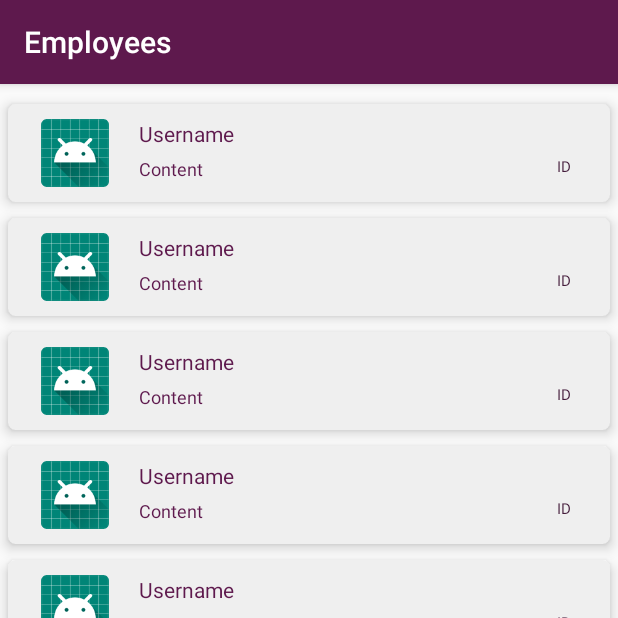
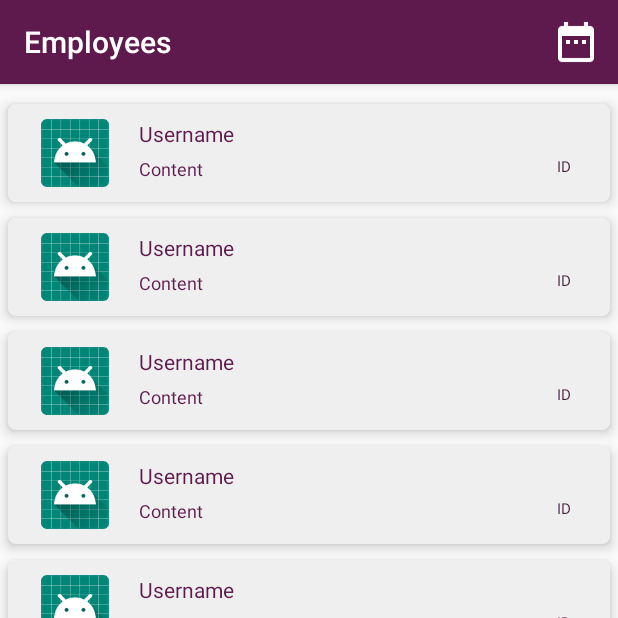
Before and after one commit to ajitzagade/heenaadmin, an Android app: the HomeActivity screen opened directly, with no data from a screen before it, on a phone screen of 412 x 824 dp, the top half of it. Run offline under Robolectric (Android 15) with nearby library versions, the phone set to English and light mode, and no system bars; libraries missing offline, so code that uses them is left out: com.google.zxing.integration; 1 statement that could not run was skipped.

Commit message:
QR code scan implementation

```diff
--- a/app/build.gradle
+++ b/app/build.gradle
@@ -36,4 +36,7 @@ dependencies {
     // CardView
     implementation 'com.android.support:cardview-v7:27.1.1'
 
+    //add this dependency
+    implementation 'com.journeyapps:zxing-android-embedded:3.4.0'
+
 }
--- a/app/src/main/AndroidManifest.xml
+++ b/app/src/main/AndroidManifest.xml
@@ -1,5 +1,6 @@
 <?xml version="1.0" encoding="utf-8"?>
 <manifest xmlns:android="http://schemas.android.com/apk/res/android"
+    xmlns:tools="http://schemas.android.com/tools"
     package="heanaadmin.heenacreations.com.heenaadmin">
 
     <application
@@ -21,6 +22,10 @@
             android:theme="@style/AppTheme.NoActionBar"/>
         <activity android:name=".ui.Home.HomeActivity" />
         <activity android:name=".ui.emplopyeeProfile.EmployeeProfileActivity"></activity>
+
+        <activity android:name="com.journeyapps.barcodescanner.CaptureActivity"
+            android:screenOrientation="portrait"
+            tools:replace="screenOrientation" />
     </application>
 
 </manifest>
--- a/app/src/main/java/heanaadmin/heenacreations/com/heenaadmin/ui/Home/HomeActivity.java
+++ b/app/src/main/java/heanaadmin/heenacreations/com/heenaadmin/ui/Home/HomeActivity.java
@@ -1,12 +1,18 @@
 package heanaadmin.heenacreations.com.heenaadmin.ui.Home;
 
+import android.content.Intent;
 import android.os.Bundle;
 import android.support.annotation.NonNull;
 import android.support.design.widget.BottomNavigationView;
 import android.support.v4.app.Fragment;
 import android.support.v4.app.FragmentTransaction;
 import android.support.v7.app.ActionBar;
+import android.view.Menu;
 import android.view.MenuItem;
+import android.widget.Toast;
+
+import com.google.zxing.integration.android.IntentIntegrator;
+import com.google.zxing.integration.android.IntentResult;
 
 import heanaadmin.heenacreations.com.heenaadmin.R;
 import heanaadmin.heenacreations.com.heenaadmin.ui.BaseActivity;
@@ -16,23 +22,33 @@ import heanaadmin.heenacreations.com.heenaadmin.ui.fragments.OrderFragment;
 public class HomeActivity extends BaseActivity {
 
     private ActionBar mToolBar;
+    //qr code scanner object
+    private IntentIntegrator qrScan;
 
     @Override
     protected void onCreate(Bundle savedInstanceState) {
         super.onCreate(savedInstanceState);
         setContentView(R.layout.activity_home);
+        toolbar();
         init();
+    }
+
+    /**
+     * Configure toolbar
+     */
+    private void toolbar() {
+        mToolBar = getSupportActionBar();
+        mToolBar.setTitle("Employees");
+        loadFragment(new EmployeesFragment());
+        BottomNavigationView navigationView = findViewById(R.id.navigation);
+        navigationView.setOnNavigationItemSelectedListener(mNavigationSelectListener);
     }
 
     /**
      * UI Initialization
      */
     private void init() {
-        mToolBar = getSupportActionBar();
-        mToolBar.setTitle("Employees");
-        loadFragment(new EmployeesFragment());
-        BottomNavigationView navigationView = findViewById(R.id.navigation);
-        navigationView.setOnNavigationItemSelectedListener(mNavigationSelectListener);
+        qrScan = new IntentIntegrator(this);
     }
 
     /**
@@ -76,4 +92,36 @@ public class HomeActivity extends BaseActivity {
         transaction.addToBackStack(null);
         transaction.commit();
     }
+
+    @Override
+    public boolean onCreateOptionsMenu(Menu menu) {
+        getMenuInflater().inflate(R.menu.menu_items, menu);
+        return true;
+    }
+
+    @Override
+    public boolean onOptionsItemSelected(MenuItem item) {
+        switch (item.getItemId()){
+            case R.id.qr_code_scan:
+                // to open scanner
+                qrScan.initiateScan();
+                return true;
+            default:
+                return super.onOptionsItemSelected(item);
+        }
+    }
+
+    @Override
+    protected void onActivityResult(int requestCode, int resultCode, Intent data) {
+        IntentResult result = IntentIntegrator.parseActivityResult(requestCode, resultCode, data);
+        if (result != null) {
+            if (result.getContents() == null) {
+                Toast.makeText(this, "Result Not Found", Toast.LENGTH_LONG).show();
+            } else {
+                Toast.makeText(this, "Scanned Data:: "+result.getContents(), Toast.LENGTH_SHORT).show();
+            }
+        } else {
+            super.onActivityResult(requestCode, resultCode, data);
+        }
+    }
 }
--- /dev/null
+++ b/app/src/main/res/menu/menu_items.xml
@@ -0,0 +1,11 @@
+<?xml version="1.0" encoding="utf-8"?>
+<menu xmlns:android="http://schemas.android.com/apk/res/android"
+    xmlns:app="http://schemas.android.com/apk/res-auto">
+
+    <item
+        android:id="@+id/qr_code_scan"
+        android:icon="@drawable/appointment"
+        app:showAsAction="always"
+        android:title="@string/title_scan" />
+
+</menu>
--- a/app/src/main/res/values/strings.xml
+++ b/app/src/main/res/values/strings.xml
@@ -16,6 +16,7 @@
     <string name="title_payments">Payments</string>
     <string name="title_products">Products</string>
     <string name="title_appointment">Appointment</string>
+    <string name="title_scan">Scan QR</string>
 
     <!-- TODO: Remove or change this placeholder text -->
     <string name="hello_employees">Hello Employees</string>
```
